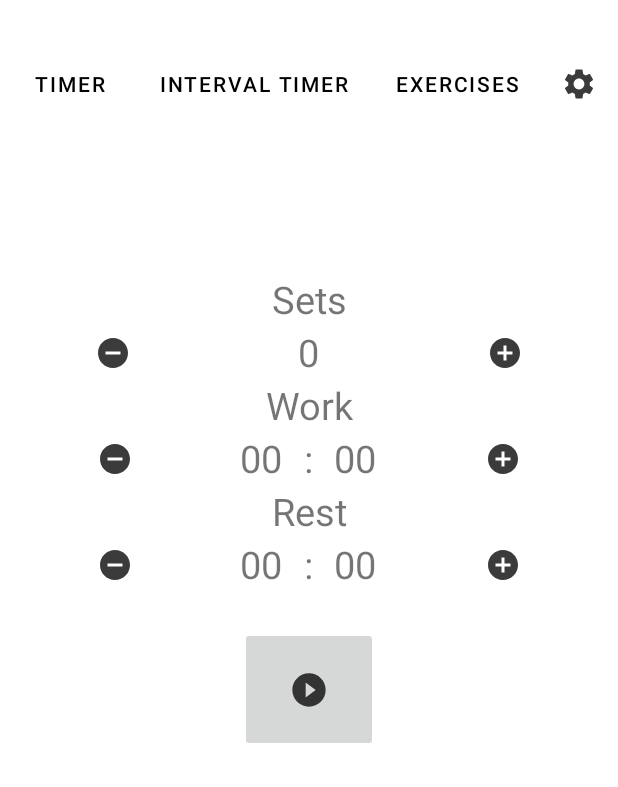
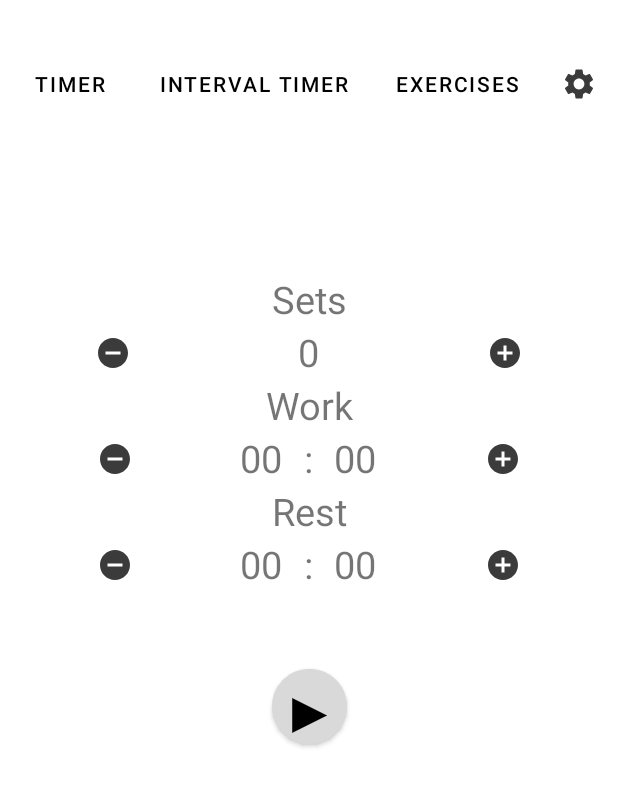
Before and after one commit to 1ronalds/FitnessApp, an Android app: the IntervalTimerActivity screen opened directly, with no data from a screen before it, on a phone screen of 412 x 824 dp. Shown: the top 787 px of the screen. Run offline under Robolectric (Android 15) with nearby library versions, the phone set to English and light mode, and no system bars.

Commit message:
Inserted the right button

```diff
--- a/PhoneApp/app/src/main/res/layout/activity_interval_timer.xml
+++ b/PhoneApp/app/src/main/res/layout/activity_interval_timer.xml
@@ -275,14 +275,30 @@
             app:srcCompat="@drawable/ic_plus" />
     </LinearLayout>
 
-    <ImageButton
-        android:id="@+id/imageButton19"
-        android:layout_width="92dp"
-        android:layout_height="83dp"
-        android:layout_marginTop="24dp"
+    <Button
+        android:id="@+id/button"
+        android:layout_width="50dp"
+        android:layout_height="50dp"
+        android:layout_marginTop="52dp"
+        android:layout_weight="1"
+        android:backgroundTint="#D9D9D9"
+        android:includeFontPadding="false"
+        android:insetTop="0dp"
+        android:insetBottom="0dp"
+        android:padding="0dp"
+        android:paddingLeft="0dp"
+        android:paddingTop="0dp"
+        android:paddingRight="0dp"
+        android:paddingBottom="0dp"
+        android:text="▶"
+        android:textAlignment="center"
+        android:textColor="#000000"
+        android:textSize="40sp"
+        app:cornerRadius="50dp"
+        app:iconPadding="0dp"
         app:layout_constraintEnd_toEndOf="parent"
         app:layout_constraintStart_toStartOf="parent"
-        app:layout_constraintTop_toBottomOf="@+id/linearLayout7"
-        app:srcCompat="@drawable/ic_play" />
+        app:layout_constraintTop_toBottomOf="@+id/linearLayout7" />
+
 
 </androidx.constraintlayout.widget.ConstraintLayout>
```
